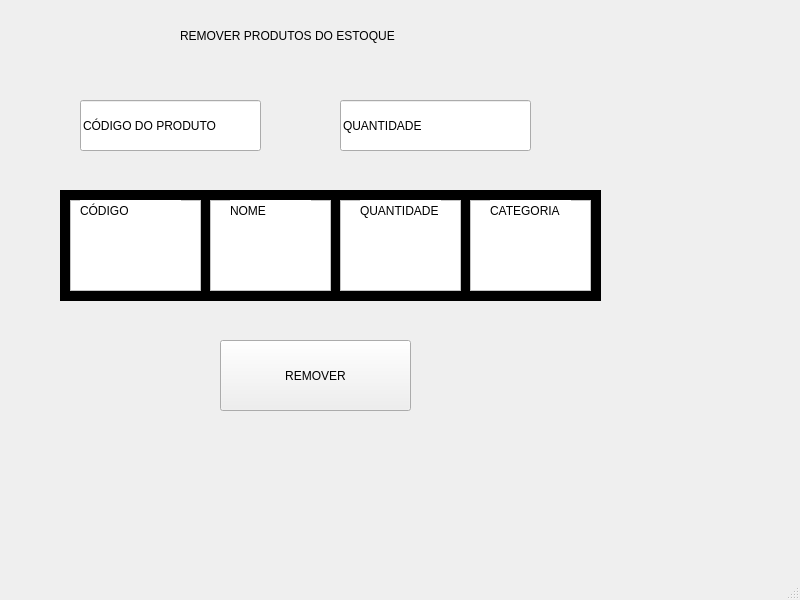
leohpmoreira/inventoryManagement, file REMOCAO.ui: the form before one commit.
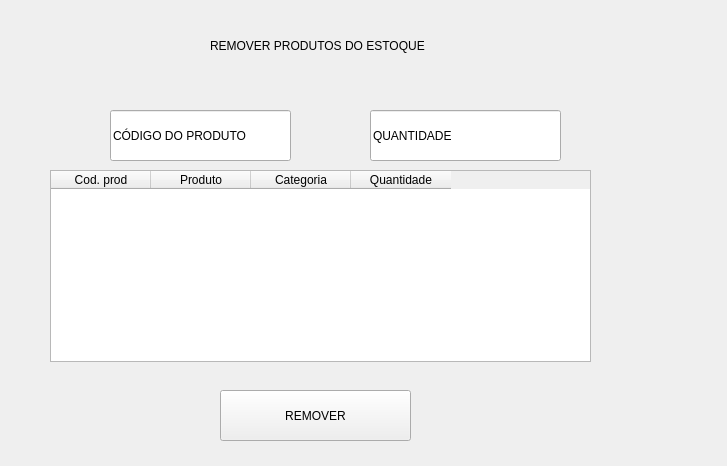
The form after the commit.

Diff of the .ui file:
```diff
--- a/REMOCAO.ui
+++ b/REMOCAO.ui
@@ -1,171 +1,23 @@
 <?xml version="1.0" encoding="UTF-8"?>
 <ui version="4.0">
- <class>MainWindow</class>
- <widget class="QMainWindow" name="MainWindow">
+ <class>Form</class>
+ <widget class="QWidget" name="Form">
   <property name="geometry">
    <rect>
     <x>0</x>
     <y>0</y>
-    <width>800</width>
-    <height>600</height>
+    <width>727</width>
+    <height>466</height>
    </rect>
   </property>
   <property name="windowTitle">
    <string>MainWindow</string>
   </property>
-  <widget class="QWidget" name="centralwidget">
-   <widget class="QFrame" name="frame">
-    <property name="geometry">
-     <rect>
-      <x>60</x>
-      <y>190</y>
-      <width>541</width>
-      <height>111</height>
-     </rect>
-    </property>
-    <property name="styleSheet">
-     <string notr="true">background-color: rgb(0, 0, 0);</string>
-    </property>
-    <property name="frameShape">
-     <enum>QFrame::StyledPanel</enum>
-    </property>
-    <property name="frameShadow">
-     <enum>QFrame::Raised</enum>
-    </property>
-    <widget class="QFrame" name="frame_2">
-     <property name="geometry">
-      <rect>
-       <x>10</x>
-       <y>10</y>
-       <width>131</width>
-       <height>91</height>
-      </rect>
-     </property>
-     <property name="styleSheet">
-      <string notr="true">background-color: rgb(255, 255, 255);</string>
-     </property>
-     <property name="frameShape">
-      <enum>QFrame::StyledPanel</enum>
-     </property>
-     <property name="frameShadow">
-      <enum>QFrame::Raised</enum>
-     </property>
-     <widget class="QLabel" name="label_2">
-      <property name="geometry">
-       <rect>
-        <x>10</x>
-        <y>0</y>
-        <width>101</width>
-        <height>21</height>
-       </rect>
-      </property>
-      <property name="text">
-       <string>CÓDIGO</string>
-      </property>
-     </widget>
-    </widget>
-    <widget class="QFrame" name="frame_3">
-     <property name="geometry">
-      <rect>
-       <x>150</x>
-       <y>10</y>
-       <width>121</width>
-       <height>91</height>
-      </rect>
-     </property>
-     <property name="styleSheet">
-      <string notr="true">background-color: rgb(255, 255, 255);</string>
-     </property>
-     <property name="frameShape">
-      <enum>QFrame::StyledPanel</enum>
-     </property>
-     <property name="frameShadow">
-      <enum>QFrame::Raised</enum>
-     </property>
-     <widget class="QLabel" name="label_3">
-      <property name="geometry">
-       <rect>
-        <x>20</x>
-        <y>0</y>
-        <width>81</width>
-        <height>21</height>
-       </rect>
-      </property>
-      <property name="text">
-       <string>NOME</string>
-      </property>
-     </widget>
-    </widget>
-    <widget class="QFrame" name="frame_4">
-     <property name="geometry">
-      <rect>
-       <x>280</x>
-       <y>10</y>
-       <width>121</width>
-       <height>91</height>
-      </rect>
-     </property>
-     <property name="styleSheet">
-      <string notr="true">background-color: rgb(255, 255, 255);</string>
-     </property>
-     <property name="frameShape">
-      <enum>QFrame::StyledPanel</enum>
-     </property>
-     <property name="frameShadow">
-      <enum>QFrame::Raised</enum>
-     </property>
-     <widget class="QLabel" name="label_4">
-      <property name="geometry">
-       <rect>
-        <x>20</x>
-        <y>0</y>
-        <width>81</width>
-        <height>21</height>
-       </rect>
-      </property>
-      <property name="text">
-       <string>QUANTIDADE</string>
-      </property>
-     </widget>
-    </widget>
-    <widget class="QFrame" name="frame_5">
-     <property name="geometry">
-      <rect>
-       <x>410</x>
-       <y>10</y>
-       <width>121</width>
-       <height>91</height>
-      </rect>
-     </property>
-     <property name="styleSheet">
-      <string notr="true">background-color: rgb(255, 255, 255);</string>
-     </property>
-     <property name="frameShape">
-      <enum>QFrame::StyledPanel</enum>
-     </property>
-     <property name="frameShadow">
-      <enum>QFrame::Raised</enum>
-     </property>
-     <widget class="QLabel" name="label_5">
-      <property name="geometry">
-       <rect>
-        <x>20</x>
-        <y>0</y>
-        <width>81</width>
-        <height>21</height>
-       </rect>
-      </property>
-      <property name="text">
-       <string>CATEGORIA</string>
-      </property>
-     </widget>
-    </widget>
-   </widget>
    <widget class="QLabel" name="label">
     <property name="geometry">
      <rect>
-      <x>180</x>
-      <y>0</y>
+     <x>210</x>
+     <y>10</y>
       <width>281</width>
       <height>71</height>
      </rect>
@@ -174,11 +26,24 @@
      <string>REMOVER PRODUTOS DO ESTOQUE</string>
     </property>
    </widget>
+  <widget class="QLineEdit" name="lineEdit_2">
+   <property name="geometry">
+    <rect>
+     <x>370</x>
+     <y>110</y>
+     <width>191</width>
+     <height>51</height>
+    </rect>
+   </property>
+   <property name="text">
+    <string>QUANTIDADE</string>
+   </property>
+  </widget>
    <widget class="QLineEdit" name="lineEdit">
     <property name="geometry">
      <rect>
-      <x>80</x>
-      <y>100</y>
+     <x>110</x>
+     <y>110</y>
       <width>181</width>
       <height>51</height>
      </rect>
@@ -187,44 +52,49 @@
      <string>CÓDIGO DO PRODUTO</string>
     </property>
    </widget>
-   <widget class="QLineEdit" name="lineEdit_2">
-    <property name="geometry">
-     <rect>
-      <x>340</x>
-      <y>100</y>
-      <width>191</width>
-      <height>51</height>
-     </rect>
-    </property>
-    <property name="text">
-     <string>QUANTIDADE</string>
-    </property>
-   </widget>
    <widget class="QPushButton" name="pushButton">
     <property name="geometry">
      <rect>
       <x>220</x>
-      <y>340</y>
+     <y>390</y>
       <width>191</width>
-      <height>71</height>
+     <height>51</height>
      </rect>
     </property>
     <property name="text">
      <string>REMOVER</string>
     </property>
    </widget>
-  </widget>
-  <widget class="QMenuBar" name="menubar">
+  <widget class="QTableWidget" name="tableWidget">
    <property name="geometry">
     <rect>
-     <x>0</x>
-     <y>0</y>
-     <width>800</width>
-     <height>21</height>
+     <x>50</x>
+     <y>170</y>
+     <width>541</width>
+     <height>192</height>
     </rect>
    </property>
+   <column>
+    <property name="text">
+     <string>Cod. prod</string>
+    </property>
+   </column>
+   <column>
+    <property name="text">
+     <string>Produto</string>
+    </property>
+   </column>
+   <column>
+    <property name="text">
+     <string>Categoria</string>
+    </property>
+   </column>
+   <column>
+    <property name="text">
+     <string>Quantidade</string>
+    </property>
+   </column>
   </widget>
-  <widget class="QStatusBar" name="statusbar"/>
  </widget>
  <resources/>
  <connections/>
```
Left out of the diff: 2 changed lines with no effect on the pictures. Lines whose indentation alone changed are shown as unchanged.
